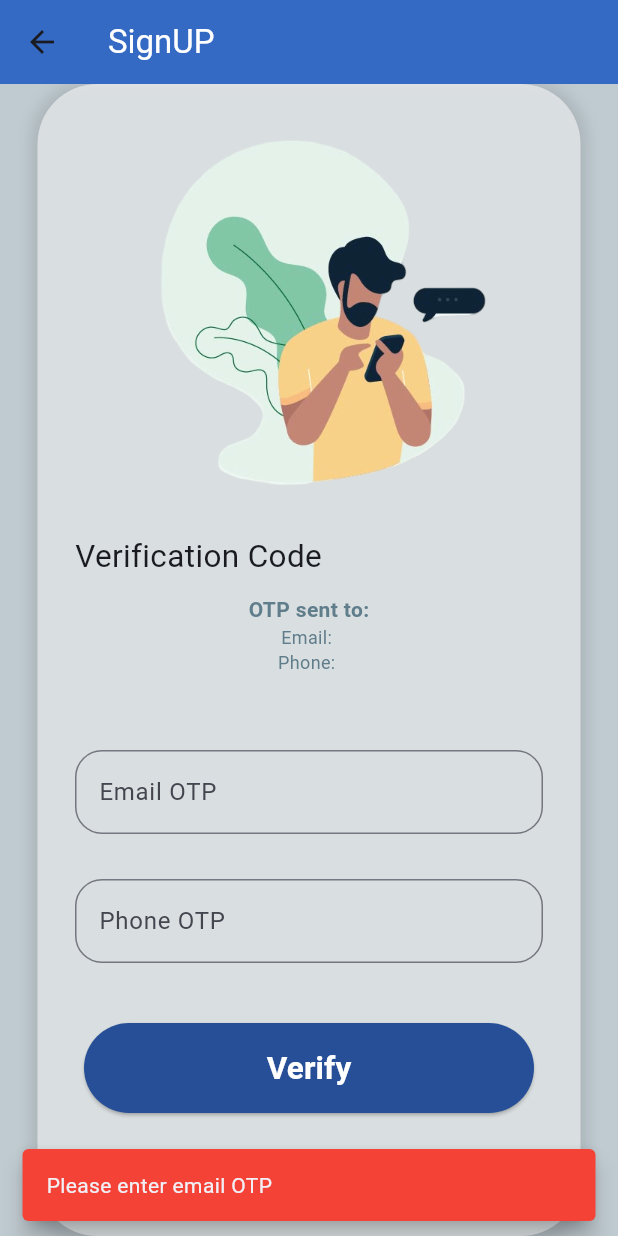
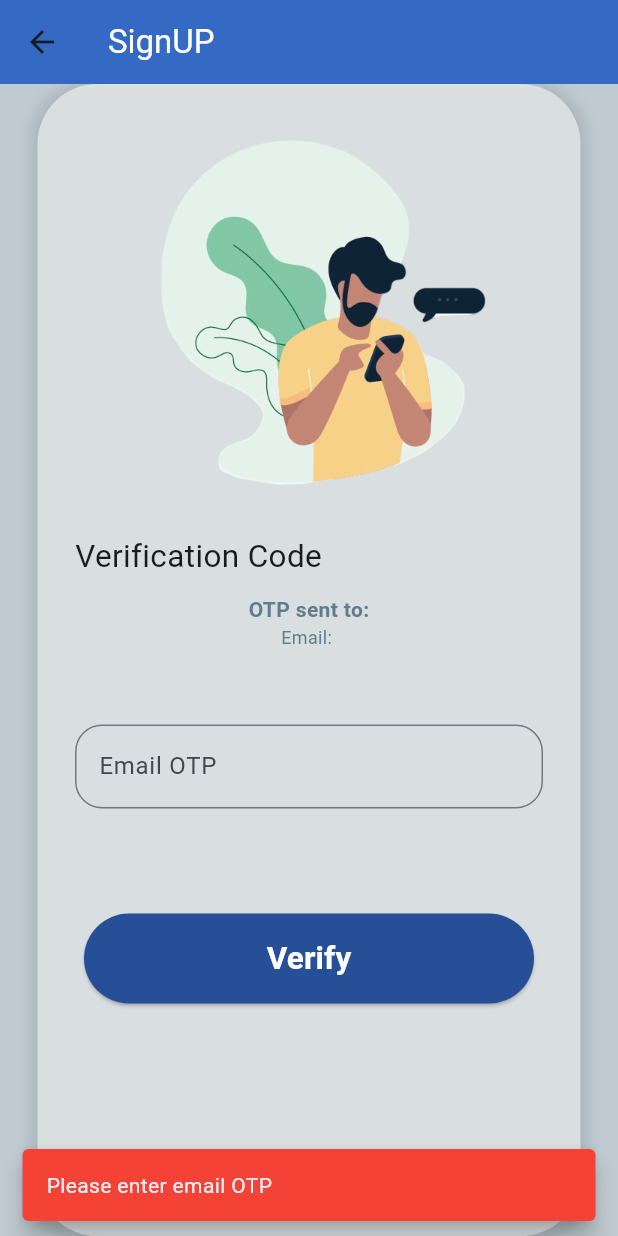
Before and after one commit to nyxparadox/Smart_Doorbell_Security_system, a Flutter app: the OtpVerificationScreen screen opened directly with empty values, after a tap on "Verify", on a phone screen of 412 x 824 dp. Run offline on Flutter 3.47's test engine with Material 3 defaults, Android fonts, the phone set to English and light mode, and no system bars; our stand-ins replace cloud_firestore, firebase_auth, firebase_core, get_it; missing offline and left inert: mailer; accounts and stored records are empty; generated files the repository leaves out were written again.

Commit message:
verifaction using email only

```diff
--- a/flutter_App/doorsnap/lib/Presentation/home/screen/auth/SignUp_screens/email_phone_screen.dart
+++ b/flutter_App/doorsnap/lib/Presentation/home/screen/auth/SignUp_screens/email_phone_screen.dart
@@ -108,23 +108,14 @@ class _EmailPhoneScreenState extends State<EmailPhoneScreen> {
     }
   }
 
-  // Function to send phone OTP (placeholder - we can implement SMS service later)
-  Future<bool> _sendPhoneOtp() async {
-    try {
-      // For now, we'll simulate sending phone OTP
-      // You can implement actual SMS service here later
-      await Future.delayed(Duration(seconds: 1));
-      print("Phone OTP sent successfully to ${_phoneController.text}");
-      return true;
-    } catch (e) {
-      print("Error sending phone OTP: $e");
-      return false;
-    }
-  }
+
+
 
   // Main function to send OTP
   Future<void> _sendOtp() async {
-    // Validate inputs first
+
+
+    // Validate inputs
     if (_emailController.text.trim().isEmpty) {
       _showSnackBar("Please enter your email address", Colors.red);
       return;
@@ -155,38 +146,28 @@ class _EmailPhoneScreenState extends State<EmailPhoneScreen> {
       print("Sending email OTP to: ${_emailController.text.trim()}");
       final emailResult = await _sendEmailOtp();
 
-      // Send phone OTP (placeholder)
-      final phoneResult = await _sendPhoneOtp();
 
-      if (emailResult && phoneResult) {
-        _showSnackBar("OTP sent successfully to email and phone!", Colors.green);
+
+      if (emailResult ) {
+        _showSnackBar("OTP sent successfully to email!", Colors.green);
 
         // Small delay to show success message
         await Future.delayed(Duration(milliseconds: 800));
 
+        /*
         String phone = _phoneController.text.trim();
-        String formattedPhone = phone.startsWith("+91") ? phone : "+91$phone";
+        String formattedPhone = phone.startsWith("+91") ? phone : "+91$phone"; */    // this can also be removed beacause we didn't use this _formatedphone any where till now
 
 
         // Navigate to OTP verification screen
         getIt<AppRouter>().push(
           OtpVerificationScreen(
             email: _emailController.text.trim(),
-            phone: formattedPhone,
+            // phone: formattedPhone,        --- we will remove this
           )
         );
-      } else if (emailResult && !phoneResult) {
-        _showSnackBar("Email OTP sent, but phone OTP failed", Colors.orange);
-        // You can still navigate if email OTP is sent
-        await Future.delayed(Duration(milliseconds: 800));
-        getIt<AppRouter>().push(
-          OtpVerificationScreen(
-            email: _emailController.text.trim(),
-            phone: _phoneController.text.trim(),
-          )
-        );
-      } else if (!emailResult && phoneResult) {
-        _showSnackBar("Phone OTP sent, but email OTP failed", Colors.orange);
+      } else if (!emailResult) {
+        _showSnackBar("email OTP failed", Colors.orange);
       } else {
         _showSnackBar("Failed to send OTP. Please try again.", Colors.red);
       }
@@ -353,7 +334,7 @@ class _EmailPhoneScreenState extends State<EmailPhoneScreen> {
                             ],
                           )
                         : Text(
-                            "Send OTP",
+                            "Next",
                             style: TextStyle(fontSize: 22, color: Colors.white),
                           ),
 
@@ -374,7 +355,3 @@ class _EmailPhoneScreenState extends State<EmailPhoneScreen> {
     );
   }
 }
-
-
-
-//==================================UPDATED CODE=======================================================
--- a/flutter_App/doorsnap/lib/Presentation/home/screen/auth/SignUp_screens/otp_verification_screen.dart
+++ b/flutter_App/doorsnap/lib/Presentation/home/screen/auth/SignUp_screens/otp_verification_screen.dart
@@ -9,12 +9,12 @@ import 'package:flutter/material.dart';
 
 class OtpVerificationScreen extends StatefulWidget {
   final String email;
-  final String phone;
+
 
   const OtpVerificationScreen({
     super.key,
     required this.email,
-    required this.phone,
+
   });
 
   @override
@@ -23,7 +23,7 @@ class OtpVerificationScreen extends StatefulWidget {
 
 class _OtpVerificationScreenState extends State<OtpVerificationScreen> {
   final TextEditingController _emailOtpController = TextEditingController();
-  final TextEditingController _phoneOtpController = TextEditingController();
+
   bool _isVerifying = false;
 
   // Function to verify email OTP using SMTP
@@ -37,6 +37,8 @@ class _OtpVerificationScreenState extends State<OtpVerificationScreen> {
         return true;
       } else {
         print("Email OTP verification failed");
+
+
         // Debug: Print stored OTP (remove in production)
         String? storedOtp = SMTPEmailOTP.getStoredOTP(widget.email);
         print("Debug - Stored OTP: $storedOtp, Entered OTP: $enteredOtp");
@@ -48,26 +50,6 @@ class _OtpVerificationScreenState extends State<OtpVerificationScreen> {
     }
   }
 
-  // Function to verify phone OTP (placeholder)
-  Future<bool> _verifyPhoneOtp() async {
-    try {
-      // For now, we'll simulate verification
-      // we can implement actual phone OTP verification later
-      String enteredOtp = _phoneOtpController.text.trim();
-
-
-      if (enteredOtp.length == 6 && RegExp(r'^[0-9]+$').hasMatch(enteredOtp)) {
-        print("Phone OTP verified successfully (simulated)");
-        return true;
-      } else {
-        print("Phone OTP verification failed - invalid format");   // checking if it is 6 digits
-        return false;
-      }
-    } catch (e) {
-      print("Error verifying phone OTP: $e");
-      return false;
-    }
-  }
 
   // Function to verify both OTPs
   Future<void> _verifyOtp() async {
@@ -76,10 +58,7 @@ class _OtpVerificationScreenState extends State<OtpVerificationScreen> {
       return;
     }
 
-    if (_phoneOtpController.text.trim().isEmpty) {
-      _showSnackBar("Please enter phone OTP", Colors.red);
-      return;
-    }
+
 
     setState(() {
       _isVerifying = true;
@@ -87,18 +66,16 @@ class _OtpVerificationScreenState extends State<OtpVerificationScreen> {
 
     try {
       final emailVerified = await _verifyEmailOtp();
-      final phoneVerified = await _verifyPhoneOtp();
+      // final phoneVerified = await _verifyPhoneOtp();
 
-      if (emailVerified && phoneVerified) {
-        _showSnackBar("Both OTPs verified successfully!", Colors.green);
+      if (emailVerified ) {
+        _showSnackBar("OTP verified successfully!", Colors.green);
         await Future.delayed(Duration(milliseconds: 500));
         getIt<AppRouter>().push(const UserDetailsSetupScreen());
-      } else if (emailVerified && !phoneVerified) {
-        _showSnackBar("Email OTP verified, but phone OTP is incorrect", Colors.orange);
-      } else if (!emailVerified && phoneVerified) {
-        _showSnackBar("Phone OTP verified, but email OTP is incorrect", Colors.orange);
+      } else if (!emailVerified) {
+        _showSnackBar("OTP verified, but email OTP is incorrect", Colors.orange);
       } else {
-        _showSnackBar("Both OTPs are incorrect. Please try again.", Colors.red);
+        _showSnackBar("OTP is incorrect. Please try again.", Colors.red);
       }
     } catch (e) {
       _showSnackBar("Verification failed. Please try again.", Colors.red);
@@ -200,10 +177,7 @@ class _OtpVerificationScreenState extends State<OtpVerificationScreen> {
                       "Email: ${widget.email}",
                       style: TextStyle(color: Colors.blueGrey, fontSize: 12),
                     ),
-                    Text(
-                      "Phone: ${widget.phone}",
-                      style: TextStyle(color: Colors.blueGrey, fontSize: 12),
-                    ),
+
 
                     const SizedBox(height: 50,),
 
@@ -223,7 +197,7 @@ class _OtpVerificationScreenState extends State<OtpVerificationScreen> {
 
                     const SizedBox(height: 30,),
 
-                    TextField(
+                    /*TextField(
                       controller: _phoneOtpController,
                       keyboardType: TextInputType.number,
                       maxLength: 6,
@@ -236,6 +210,7 @@ class _OtpVerificationScreenState extends State<OtpVerificationScreen> {
                         counterText: "",                      // Hide character counter
                       ),
                     ),
+                    */
 
                     const SizedBox(height: 40),
 
@@ -279,7 +254,7 @@ class _OtpVerificationScreenState extends State<OtpVerificationScreen> {
 
                     SizedBox(height: 20),
 
-                    // Debug info (remove in production)
+                    // Debug info (removed  when app is fully developed )
                     if (widget.email.isNotEmpty)
                       TextButton(
                         onPressed: () {
@@ -308,7 +283,7 @@ class _OtpVerificationScreenState extends State<OtpVerificationScreen> {
   @override
   void dispose() {
     _emailOtpController.dispose();
-    _phoneOtpController.dispose();
+
     super.dispose();
   }
 }
```
